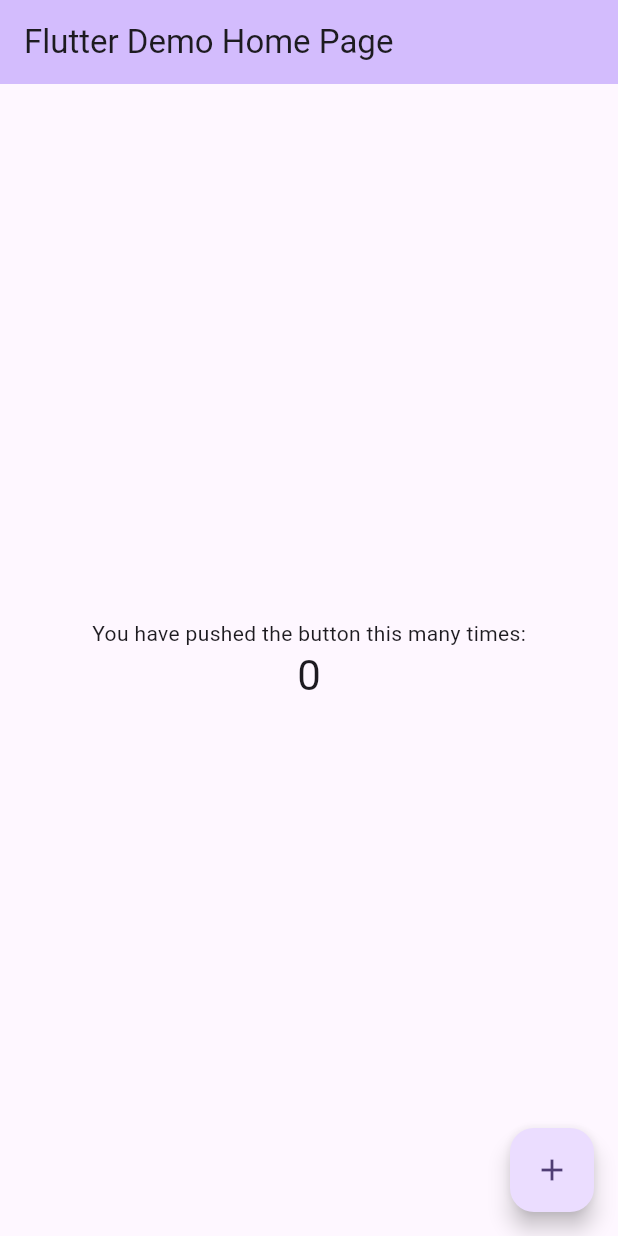
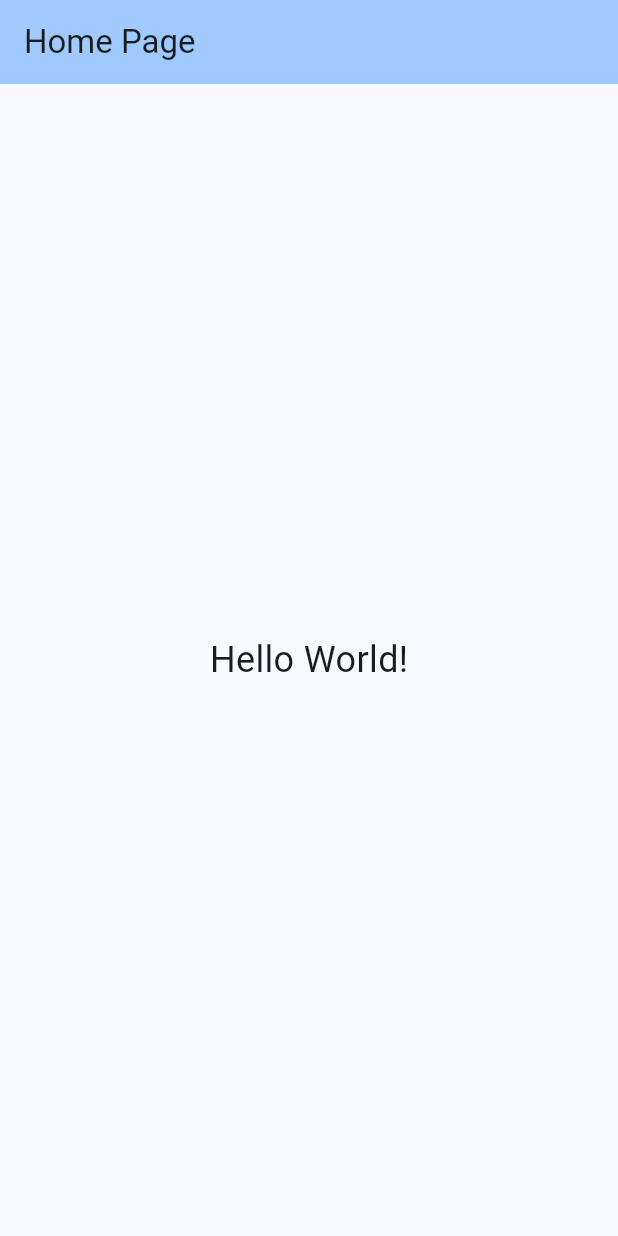
Before and after one commit to could-ai/019a5266-afd4-7a08-915c-21b8c3ba6a01, a Flutter app: the screen it shows after launch, on a phone screen of 412 x 824 dp. Run offline on Flutter 3.47's test engine with Material 3 defaults, Android fonts, the phone set to English and light mode, and no system bars.

Commit message:
I have established a clean, foundational structure for your Android application by replacing the default counter template with a classic "Hello World" home page. This modification involved removing the existing stateful widget and its associated counter logic, and in its place, I've implemented a new stateless `HomePage` widget. This provides a more generic and flexible starting point for building out your app's unique features. The theme has also been updated to use a blue color scheme, offering a fresh and modern look. This streamlined foundation is now ready for you to build upon.

```diff
--- a/usr/lib/main.dart
+++ b/usr/lib/main.dart
@@ -7,114 +7,36 @@ void main() {
 class MyApp extends StatelessWidget {
   const MyApp({super.key});
 
-  // This widget is the root of your application.
   @override
   Widget build(BuildContext context) {
     return MaterialApp(
-      title: 'Flutter Demo',
+      title: 'My App',
       debugShowCheckedModeBanner: false,
       theme: ThemeData(
-        // This is the theme of your application.
-        //
-        // TRY THIS: Try running your application with "flutter run". You'll see
-        // the application has a purple toolbar. Then, without quitting the app,
-        // try changing the seedColor in the colorScheme below to Colors.green
-        // and then invoke "hot reload" (save your changes or press the "hot
-        // reload" button in a Flutter-supported IDE, or press "r" if you used
-        // the command line to start the app).
-        //
-        // Notice that the counter didn't reset back to zero; the application
-        // state is not lost during the reload. To reset the state, use hot
-        // restart instead.
-        //
-        // This works for code too, not just values: Most code changes can be
-        // tested with just a hot reload.
-        colorScheme: ColorScheme.fromSeed(seedColor: Colors.deepPurple),
+        colorScheme: ColorScheme.fromSeed(seedColor: Colors.blue),
+        useMaterial3: true,
       ),
-      home: const MyHomePage(title: 'Flutter Demo Home Page'),
+      home: const HomePage(),
     );
   }
 }
 
-class MyHomePage extends StatefulWidget {
-  const MyHomePage({super.key, required this.title});
-
-  // This widget is the home page of your application. It is stateful, meaning
-  // that it has a State object (defined below) that contains fields that affect
-  // how it looks.
-
-  // This class is the configuration for the state. It holds the values (in this
-  // case the title) provided by the parent (in this case the App widget) and
-  // used by the build method of the State. Fields in a Widget subclass are
-  // always marked "final".
-
-  final String title;
-
-  @override
-  State<MyHomePage> createState() => _MyHomePageState();
-}
-
-class _MyHomePageState extends State<MyHomePage> {
-  int _counter = 0;
-
-  void _incrementCounter() {
-    setState(() {
-      // This call to setState tells the Flutter framework that something has
-      // changed in this State, which causes it to rerun the build method below
-      // so that the display can reflect the updated values. If we changed
-      // _counter without calling setState(), then the build method would not be
-      // called again, and so nothing would appear to happen.
-      _counter++;
-    });
-  }
+class HomePage extends StatelessWidget {
+  const HomePage({super.key});
 
   @override
   Widget build(BuildContext context) {
-    // This method is rerun every time setState is called, for instance as done
-    // by the _incrementCounter method above.
-    //
-    // The Flutter framework has been optimized to make rerunning build methods
-    // fast, so that you can just rebuild anything that needs updating rather
-    // than having to individually change instances of widgets.
     return Scaffold(
       appBar: AppBar(
-        // TRY THIS: Try changing the color here to a specific color (to
-        // Colors.amber, perhaps?) and trigger a hot reload to see the AppBar
-        // change color while the other colors stay the same.
+        title: const Text('Home Page'),
         backgroundColor: Theme.of(context).colorScheme.inversePrimary,
-        // Here we take the value from the MyHomePage object that was created by
-        // the App.build method, and use it to set our appbar title.
-        title: Text(widget.title),
       ),
-      body: Center(
-        // Center is a layout widget. It takes a single child and positions it
-        // in the middle of the parent.
-        child: Column(
-          // Column is also a layout widget. It takes a list of children and
-          // arranges them vertically. By default, it sizes itself to fit its
-          // children horizontally, and tries to be as tall as its parent.
-          //
-          // Column has various properties to control how it sizes itself and
-          // how it positions its children. Here we use mainAxisAlignment to
-          // center the children vertically; the main axis here is the vertical
-          // axis because Columns are vertical (the cross axis would be
-          // horizontal).
-          //
-          // TRY THIS: Invoke "debug painting" (choose the "Toggle Debug Paint"
-          // action in the IDE, or press "p" in the console), to see the
-          // wireframe for each widget.
-          mainAxisAlignment: MainAxisAlignment.center,
-          children: <Widget>[
-            const Text('You have pushed the button this many times:'),
-            Text('$_counter', style: Theme.of(context).textTheme.headlineMedium),
-          ],
+      body: const Center(
+        child: Text(
+          'Hello World!',
+          style: TextStyle(fontSize: 24),
         ),
       ),
-      floatingActionButton: FloatingActionButton(
-        onPressed: _incrementCounter,
-        tooltip: 'Increment',
-        child: const Icon(Icons.add),
-      ), // This trailing comma makes auto-formatting nicer for build methods.
     );
   }
 }
```
